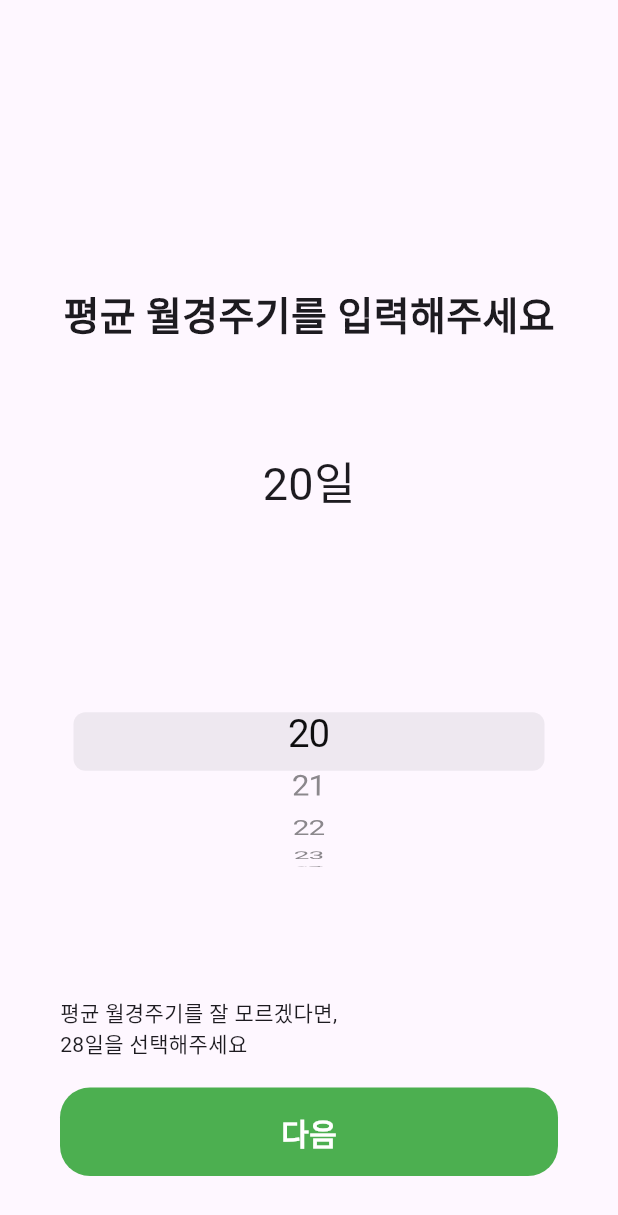
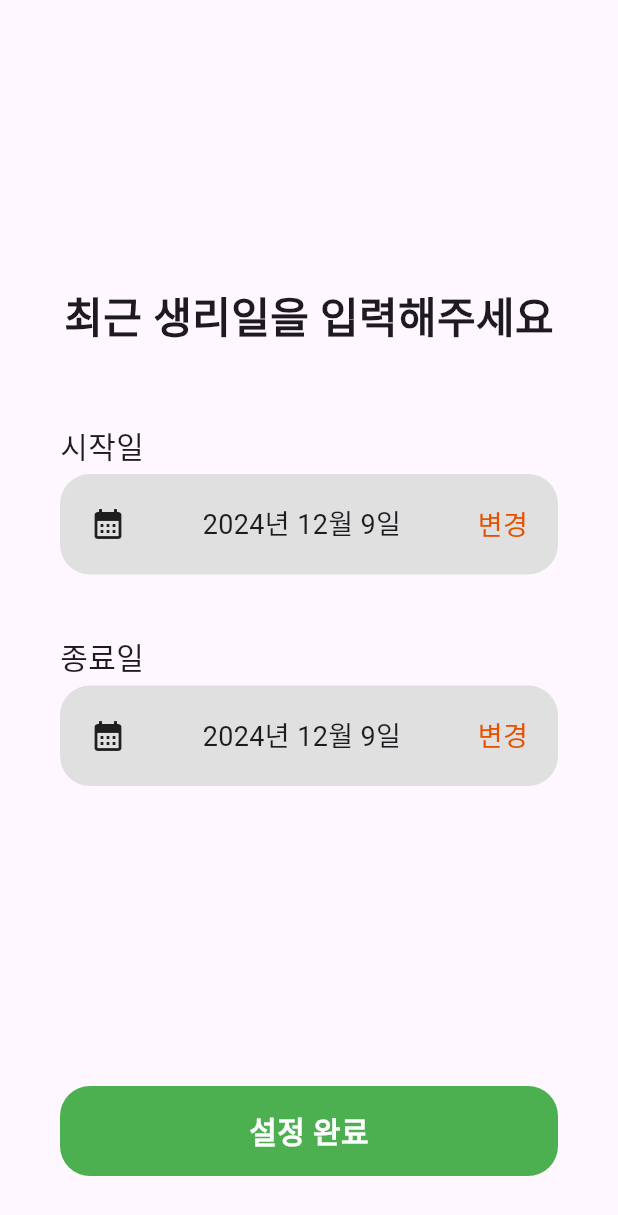
Before and after one commit to Jerry-ko/my_period, a Flutter app: the screen it shows after launch, after a tap on "다음", on a phone screen of 412 x 824 dp. Shown: the top 1215 px of the screen. Run offline on Flutter 3.47's test engine with Material 3 defaults, Android fonts, the phone set to English and light mode, and no system bars; our stand-ins replace shared_preferences.

Commit message:
최근 생리일 설정 ui

```diff
--- a/lib/screens/menstrual_cycle_screen.dart
+++ b/lib/screens/menstrual_cycle_screen.dart
@@ -1,5 +1,6 @@
 import 'package:flutter/cupertino.dart';
 import 'package:flutter/material.dart';
+import 'package:my_period/screens/mentsrual_day_screen.dart';
 import 'package:shared_preferences/shared_preferences.dart';
 
 class MenstrualCycle extends StatefulWidget {
@@ -12,9 +13,9 @@ class MenstrualCycle extends StatefulWidget {
 class _MenstrualCycleState extends State<MenstrualCycle> {
   late SharedPreferences prefs;
   final List<int> periodList = List.generate(31, (int index) => index + 20);
-  int selectedPeriod = 0;
+  late int selectedPeriod = 0;
 
-  initPrefs() async {
+  Future<void> initPrefs() async {
     prefs = await SharedPreferences.getInstance();
     final period = prefs.getInt('period');
 
@@ -24,6 +25,9 @@ class _MenstrualCycleState extends State<MenstrualCycle> {
       });
     } else {
       prefs.setInt('period', 0);
+      setState(() {
+        selectedPeriod = 0;
+      });
     }
   }
 
@@ -34,7 +38,18 @@ class _MenstrualCycleState extends State<MenstrualCycle> {
   }
 
   onNextTap() {
-    print(selectedPeriod);
+    prefs.setInt('period', selectedPeriod);
+    Navigator.push(
+      context,
+      MaterialPageRoute(
+        builder: (context) => const MentsrualDayScreen(),
+      ),
+    );
+  }
+
+  @override
+  void dispose() {
+    super.dispose();
   }
 
   @override
@@ -54,7 +69,7 @@ class _MenstrualCycleState extends State<MenstrualCycle> {
                   const Text(
                     '평균 월경주기를 입력해주세요',
                     style: TextStyle(
-                      fontSize: 26,
+                      fontSize: 28,
                       fontWeight: FontWeight.w600,
                     ),
                   ),
@@ -118,9 +133,6 @@ class _MenstrualCycleState extends State<MenstrualCycle> {
             ),
             GestureDetector(
               onTap: onNextTap,
-              child: Row(
-                children: [
-                  Expanded(
               child: Container(
                 alignment: Alignment.center,
                 decoration: BoxDecoration(
@@ -143,9 +155,6 @@ class _MenstrualCycleState extends State<MenstrualCycle> {
           ],
         ),
       ),
-          ],
-        ),
-      ),
     );
   }
 }
--- /dev/null
+++ b/lib/screens/mentsrual_day_screen.dart
@@ -0,0 +1,201 @@
+import 'package:flutter/material.dart';
+
+class MentsrualDayScreen extends StatefulWidget {
+  const MentsrualDayScreen({super.key});
+
+  @override
+  State<MentsrualDayScreen> createState() => _MentsrualDayScreenState();
+}
+
+class _MentsrualDayScreenState extends State<MentsrualDayScreen> {
+  late DateTime selectedStartDate = DateTime.now();
+  late DateTime selectedEndDate = DateTime.now();
+
+  //todo: 메서드 추출
+  Future<void> onStartCalenderTap(BuildContext context) async {
+    final DateTime? selected = await showDatePicker(
+      context: context,
+      initialDate: DateTime.now(),
+      firstDate: DateTime(DateTime.now().year - 1),
+      lastDate: DateTime(DateTime.now().year + 1),
+    );
+
+    if (selected != null) {
+      setState(() {
+        selectedStartDate = selected;
+      });
+    } else {
+      setState(() {
+        selectedStartDate = DateTime.now();
+      });
+    }
+  }
+
+  Future<void> onEndCalenderTap(BuildContext context) async {
+    final DateTime? selected = await showDatePicker(
+      context: context,
+      initialDate: DateTime.now(),
+      firstDate: DateTime(DateTime.now().year - 1),
+      lastDate: DateTime(DateTime.now().year + 1),
+    );
+
+    if (selected != null) {
+      setState(() {
+        selectedEndDate = selected;
+      });
+    } else {
+      setState(() {
+        selectedEndDate = DateTime.now();
+      });
+    }
+  }
+
+  @override
+  Widget build(BuildContext context) {
+    return Scaffold(
+      body: Padding(
+        padding: const EdgeInsets.all(40),
+        child: Column(
+          children: [
+            Expanded(
+              child: Column(
+                crossAxisAlignment: CrossAxisAlignment.start,
+                children: [
+                  Column(
+                    children: [
+                      const SizedBox(
+                        height: 150,
+                      ),
+                      const Align(
+                        child: Text(
+                          '최근 생리일을 입력해주세요',
+                          style: TextStyle(
+                            fontSize: 28,
+                            fontWeight: FontWeight.w600,
+                          ),
+                        ),
+                      ),
+                      const SizedBox(
+                        height: 50,
+                      ),
+                      Column(
+                        crossAxisAlignment: CrossAxisAlignment.start,
+                        children: [
+                          const Text(
+                            '시작일',
+                            style: TextStyle(
+                              fontSize: 20,
+                            ),
+                          ),
+                          const SizedBox(
+                            height: 5,
+                          ),
+                          // todo: 위젯으로 추출
+                          GestureDetector(
+                            onTap: () => onStartCalenderTap(context),
+                            child: Container(
+                              decoration: BoxDecoration(
+                                color: Colors.grey.shade300,
+                                borderRadius: BorderRadius.circular(20),
+                              ),
+                              child: Padding(
+                                padding: const EdgeInsets.all(20),
+                                child: Row(
+                                  mainAxisAlignment:
+                                      MainAxisAlignment.spaceBetween,
+                                  children: [
+                                    const Icon(Icons.calendar_month),
+                                    Text(
+                                      '${selectedStartDate.year}년 ${selectedStartDate.month}월 ${selectedStartDate.day}일',
+                                      style: const TextStyle(
+                                        fontSize: 18,
+                                      ),
+                                    ),
+                                    Text(
+                                      '변경',
+                                      style: TextStyle(
+                                        fontSize: 18,
+                                        color: Colors.orange.shade900,
+                                      ),
+                                    ),
+                                  ],
+                                ),
+                              ),
+                            ),
+                          ),
+                          const SizedBox(
+                            height: 40,
+                          ),
+                          const Text(
+                            '종료일',
+                            style: TextStyle(
+                              fontSize: 20,
+                            ),
+                          ),
+                          const SizedBox(
+                            height: 5,
+                          ),
+                          GestureDetector(
+                            onTap: () => onEndCalenderTap(context),
+                            child: Container(
+                              decoration: BoxDecoration(
+                                color: Colors.grey.shade300,
+                                borderRadius: BorderRadius.circular(20),
+                              ),
+                              child: Padding(
+                                padding: const EdgeInsets.all(20),
+                                child: Row(
+                                  mainAxisAlignment:
+                                      MainAxisAlignment.spaceBetween,
+                                  children: [
+                                    const Icon(Icons.calendar_month),
+                                    Text(
+                                      '${selectedEndDate.year}년 ${selectedEndDate.month}월 ${selectedEndDate.day}일',
+                                      style: const TextStyle(
+                                        fontSize: 18,
+                                      ),
+                                    ),
+                                    Text(
+                                      '변경',
+                                      style: TextStyle(
+                                        fontSize: 18,
+                                        color: Colors.orange.shade900,
+                                      ),
+                                    ),
+                                  ],
+                                ),
+                              ),
+                            ),
+                          ),
+                        ],
+                      ),
+                    ],
+                  )
+                ],
+              ),
+            ),
+            GestureDetector(
+              child: Container(
+                alignment: Alignment.center,
+                decoration: BoxDecoration(
+                  color: Colors.green,
+                  borderRadius: BorderRadius.circular(20),
+                ),
+                child: const Padding(
+                  padding: EdgeInsets.all(15),
+                  child: Text(
+                    '설정 완료',
+                    style: TextStyle(
+                        fontSize: 20,
+                        fontWeight: FontWeight.w600,
+                        color: Colors.white),
+                  ),
+                ),
+              ),
+            ),
+          ],
+        ),
+      ),
+    );
+  }
+}
```
Also changed, not shown: 1 other file. Lines whose indentation alone changed are shown as unchanged.
